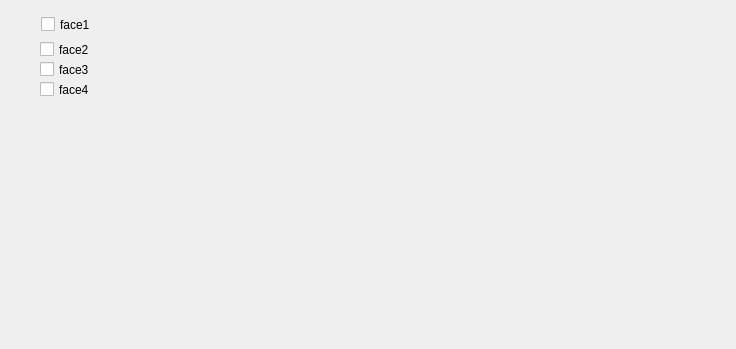
Above: Application/Ui/Widgets/vvFilterDialog.ui from AsensingGroup/AsensingViewer before the change. Below: the same form after it.
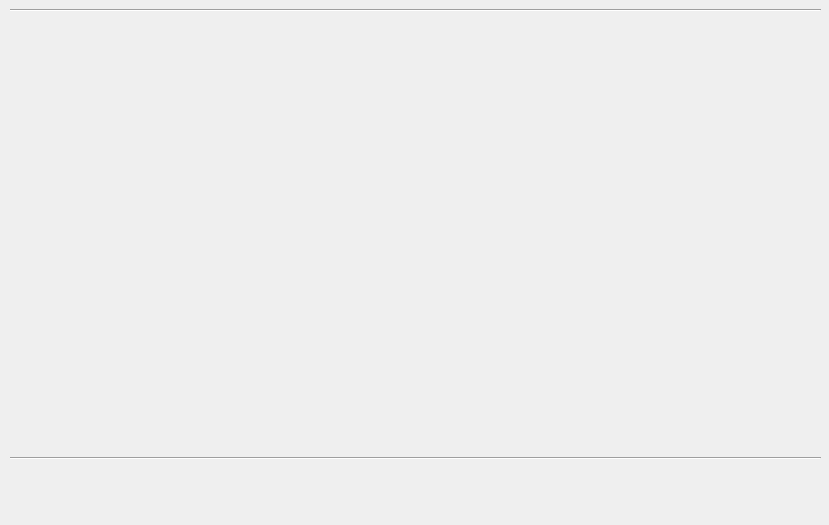
That is the form after the change.

Commit message: [feat] 添加filter界面相关控件

```diff
--- a/Application/Ui/Widgets/vvFilterDialog.ui
+++ b/Application/Ui/Widgets/vvFilterDialog.ui
@@ -6,63 +6,37 @@
    <rect>
     <x>0</x>
     <y>0</y>
-    <width>736</width>
-    <height>349</height>
+    <width>829</width>
+    <height>525</height>
    </rect>
   </property>
   <property name="windowTitle">
    <string>Filter Parser</string>
   </property>
-  <widget class="QCheckBox" name="checkBox">
+  <widget class="Line" name="line">
    <property name="geometry">
     <rect>
-     <x>41</x>
-     <y>15</y>
-     <width>91</width>
-     <height>19</height>
+     <x>10</x>
+     <y>0</y>
+     <width>811</width>
+     <height>20</height>
     </rect>
    </property>
-   <property name="text">
-    <string>face1</string>
+   <property name="orientation">
+    <enum>Qt::Horizontal</enum>
    </property>
   </widget>
-  <widget class="QCheckBox" name="checkBox_2">
+  <widget class="Line" name="line_2">
    <property name="geometry">
     <rect>
-     <x>40</x>
-     <y>40</y>
-     <width>91</width>
-     <height>19</height>
+     <x>10</x>
+     <y>450</y>
+     <width>811</width>
+     <height>16</height>
     </rect>
    </property>
-   <property name="text">
-    <string>face2</string>
-   </property>
-  </widget>
-  <widget class="QCheckBox" name="checkBox_3">
-   <property name="geometry">
-    <rect>
-     <x>40</x>
-     <y>60</y>
-     <width>91</width>
-     <height>19</height>
-    </rect>
-   </property>
-   <property name="text">
-    <string>face3</string>
-   </property>
-  </widget>
-  <widget class="QCheckBox" name="checkBox_4">
-   <property name="geometry">
-    <rect>
-     <x>40</x>
-     <y>80</y>
-     <width>91</width>
-     <height>19</height>
-    </rect>
-   </property>
-   <property name="text">
-    <string>face4</string>
+   <property name="orientation">
+    <enum>Qt::Horizontal</enum>
    </property>
   </widget>
  </widget>
```
The commit also changes 1 other file.
